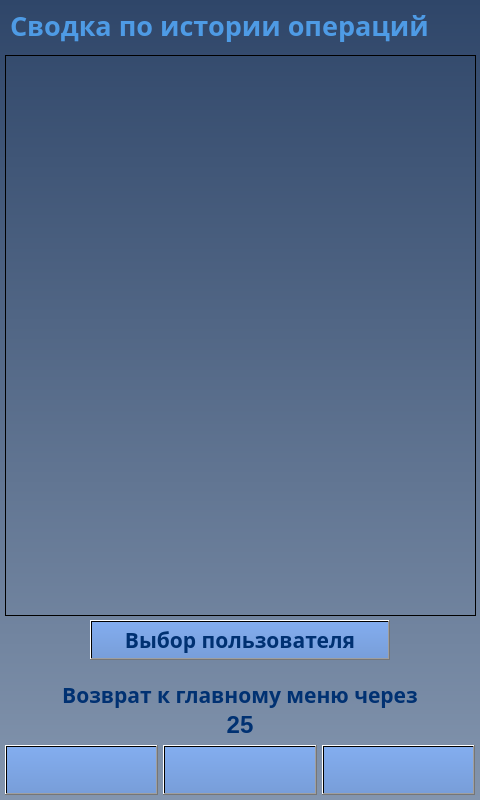
First picture: the form in client/GUI/ui/screen_21_summary.ui, repository komrade2801/AutoSklad, before the edit.
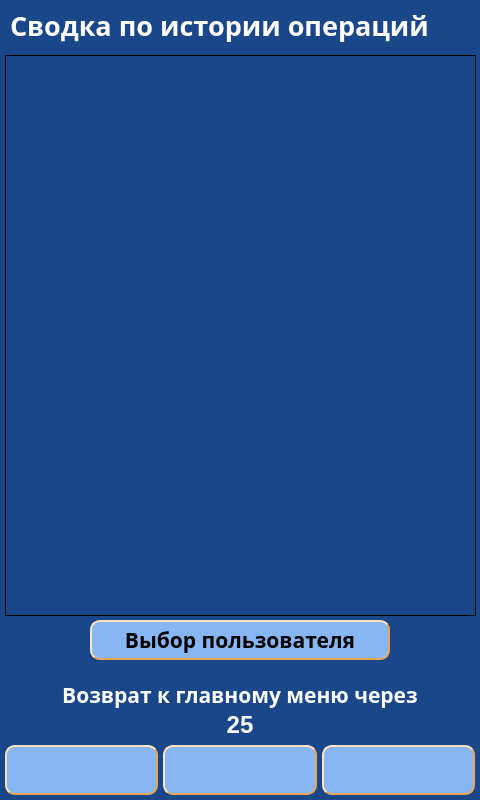
Second picture: the form after the edit. Icons and pictures are not drawn.

```diff
--- a/client/GUI/ui/screen_21_summary.ui
+++ b/client/GUI/ui/screen_21_summary.ui
@@ -14,7 +14,7 @@
    <string>screen_21_summary</string>
   </property>
   <property name="styleSheet">
-   <string notr="true">background-color: qlineargradient(spread:pad, x1:0.5, y1:0, x2:0.5, y2:1, stop:0 rgba(47, 70, 105, 255), stop:1 rgba(131, 149, 174, 255));</string>
+   <string notr="true">background-color: #1A4789;</string>
   </property>
   <widget class="QPushButton" name="btn_up">
    <property name="enabled">
@@ -43,8 +43,12 @@
     </font>
    </property>
    <property name="styleSheet">
-    <string notr="true">background-color: qlineargradient(spread:pad, x1:0.5, y1:0, x2:0.5, y2:1, stop:0 rgba(131, 173, 239, 255), stop:1 rgba(120, 158, 217, 255));
-color: rgb(0, 49, 114);</string>
+    <string notr="true">color: #000000;
+background-color: #86B7F4;
+border-width: 2px;
+border-style: outset;
+border-color: #EAA657;
+border-radius: 10px;</string>
    </property>
    <property name="text">
     <string/>
@@ -87,8 +91,12 @@
     </font>
    </property>
    <property name="styleSheet">
-    <string notr="true">background-color: qlineargradient(spread:pad, x1:0.5, y1:0, x2:0.5, y2:1, stop:0 rgba(131, 173, 239, 255), stop:1 rgba(120, 158, 217, 255));
-color: rgb(0, 49, 114);</string>
+    <string notr="true">color: #000000;
+background-color: #86B7F4;
+border-width: 2px;
+border-style: outset;
+border-color: #EAA657;
+border-radius: 10px;</string>
    </property>
    <property name="text">
     <string/>
@@ -128,8 +136,10 @@
     <enum>Qt::LeftToRight</enum>
    </property>
    <property name="styleSheet">
-    <string notr="true">color: rgb(78, 155, 229);
-background-color: qlineargradient(spread:pad, x1:0, y1:0, x2:1, y2:0, stop:0 rgba(0, 0, 0, 0), stop:1 rgba(255, 255, 255, 0));</string>
+    <string notr="true">color: #FFFFFF;
+background-color: #1A4789;
+border-width: 0px;
+border-radius: 0px;</string>
    </property>
    <property name="text">
     <string>Сводка по истории операций</string>
@@ -181,96 +191,63 @@
       <colorrole role="WindowText">
        <brush brushstyle="SolidPattern">
         <color alpha="255">
-         <red>0</red>
-         <green>49</green>
-         <blue>114</blue>
+         <red>255</red>
+         <green>255</green>
+         <blue>255</blue>
         </color>
        </brush>
       </colorrole>
       <colorrole role="Button">
-       <brush brushstyle="LinearGradientPattern">
-        <gradient startx="0.000000000000000" starty="0.000000000000000" endx="1.000000000000000" endy="0.000000000000000" type="LinearGradient" spread="PadSpread" coordinatemode="ObjectBoundingMode">
-         <gradientstop position="0.000000000000000">
-          <color alpha="0">
-           <red>0</red>
-           <green>0</green>
-           <blue>0</blue>
-          </color>
-         </gradientstop>
-         <gradientstop position="1.000000000000000">
-          <color alpha="0">
-           <red>255</red>
-           <green>255</green>
-           <blue>255</blue>
-          </color>
-         </gradientstop>
-        </gradient>
+       <brush brushstyle="SolidPattern">
+        <color alpha="255">
+         <red>26</red>
+         <green>71</green>
+         <blue>137</blue>
+        </color>
        </brush>
       </colorrole>
       <colorrole role="Text">
        <brush brushstyle="SolidPattern">
         <color alpha="255">
-         <red>0</red>
-         <green>49</green>
-         <blue>114</blue>
+         <red>255</red>
+         <green>255</green>
+         <blue>255</blue>
         </color>
        </brush>
       </colorrole>
       <colorrole role="ButtonText">
        <brush brushstyle="SolidPattern">
         <color alpha="255">
-         <red>0</red>
-         <green>49</green>
-         <blue>114</blue>
+         <red>255</red>
+         <green>255</green>
+         <blue>255</blue>
         </color>
        </brush>
       </colorrole>
       <colorrole role="Base">
-       <brush brushstyle="LinearGradientPattern">
-        <gradient startx="0.000000000000000" starty="0.000000000000000" endx="1.000000000000000" endy="0.000000000000000" type="LinearGradient" spread="PadSpread" coordinatemode="ObjectBoundingMode">
-         <gradientstop position="0.000000000000000">
-          <color alpha="0">
-           <red>0</red>
-           <green>0</green>
-           <blue>0</blue>
-          </color>
-         </gradientstop>
-         <gradientstop position="1.000000000000000">
-          <color alpha="0">
-           <red>255</red>
-           <green>255</green>
-           <blue>255</blue>
-          </color>
-         </gradientstop>
-        </gradient>
+       <brush brushstyle="SolidPattern">
+        <color alpha="255">
+         <red>26</red>
+         <green>71</green>
+         <blue>137</blue>
+        </color>
        </brush>
       </colorrole>
       <colorrole role="Window">
-       <brush brushstyle="LinearGradientPattern">
-        <gradient startx="0.000000000000000" starty="0.000000000000000" endx="1.000000000000000" endy="0.000000000000000" type="LinearGradient" spread="PadSpread" coordinatemode="ObjectBoundingMode">
-         <gradientstop position="0.000000000000000">
-          <color alpha="0">
-           <red>0</red>
-           <green>0</green>
-           <blue>0</blue>
-          </color>
-         </gradientstop>
-         <gradientstop position="1.000000000000000">
-          <color alpha="0">
-           <red>255</red>
-           <green>255</green>
-           <blue>255</blue>
-          </color>
-         </gradientstop>
-        </gradient>
+       <brush brushstyle="SolidPattern">
+        <color alpha="255">
+         <red>26</red>
+         <green>71</green>
+         <blue>137</blue>
+        </color>
        </brush>
       </colorrole>
       <colorrole role="PlaceholderText">
        <brush brushstyle="NoBrush">
         <color alpha="128">
-         <red>0</red>
-         <green>49</green>
-         <blue>114</blue>
+         <red>255</red>
+         <green>255</green>
+         <blue>255</blue>
         </color>
        </brush>
       </colorrole>
@@ -279,96 +256,63 @@
       <colorrole role="WindowText">
        <brush brushstyle="SolidPattern">
         <color alpha="255">
-         <red>0</red>
-         <green>49</green>
-         <blue>114</blue>
+         <red>255</red>
+         <green>255</green>
+         <blue>255</blue>
         </color>
        </brush>
       </colorrole>
       <colorrole role="Button">
-       <brush brushstyle="LinearGradientPattern">
-        <gradient startx="0.000000000000000" starty="0.000000000000000" endx="1.000000000000000" endy="0.000000000000000" type="LinearGradient" spread="PadSpread" coordinatemode="ObjectBoundingMode">
-         <gradientstop position="0.000000000000000">
-          <color alpha="0">
-           <red>0</red>
-           <green>0</green>
-           <blue>0</blue>
-          </color>
-         </gradientstop>
-         <gradientstop position="1.000000000000000">
-          <color alpha="0">
-           <red>255</red>
-           <green>255</green>
-           <blue>255</blue>
-          </color>
-         </gradientstop>
-        </gradient>
+       <brush brushstyle="SolidPattern">
+        <color alpha="255">
+         <red>26</red>
+         <green>71</green>
+         <blue>137</blue>
+        </color>
        </brush>
       </colorrole>
       <colorrole role="Text">
        <brush brushstyle="SolidPattern">
         <color alpha="255">
-         <red>0</red>
-         <green>49</green>
-         <blue>114</blue>
+         <red>255</red>
+         <green>255</green>
+         <blue>255</blue>
         </color>
        </brush>
       </colorrole>
       <colorrole role="ButtonText">
        <brush brushstyle="SolidPattern">
         <color alpha="255">
-         <red>0</red>
-         <green>49</green>
-         <blue>114</blue>
+         <red>255</red>
+         <green>255</green>
+         <blue>255</blue>
         </color>
        </brush>
       </colorrole>
       <colorrole role="Base">
-       <brush brushstyle="LinearGradientPattern">
-        <gradient startx="0.000000000000000" starty="0.000000000000000" endx="1.000000000000000" endy="0.000000000000000" type="LinearGradient" spread="PadSpread" coordinatemode="ObjectBoundingMode">
-         <gradientstop position="0.000000000000000">
-          <color alpha="0">
-           <red>0</red>
-           <green>0</green>
-           <blue>0</blue>
-          </color>
-         </gradientstop>
-         <gradientstop position="1.000000000000000">
-          <color alpha="0">
-           <red>255</red>
-           <green>255</green>
-           <blue>255</blue>
-          </color>
-         </gradientstop>
-        </gradient>
+       <brush brushstyle="SolidPattern">
+        <color alpha="255">
+         <red>26</red>
+         <green>71</green>
+         <blue>137</blue>
+        </color>
        </brush>
       </colorrole>
       <colorrole role="Window">
-       <brush brushstyle="LinearGradientPattern">
-        <gradient startx="0.000000000000000" starty="0.000000000000000" endx="1.000000000000000" endy="0.000000000000000" type="LinearGradient" spread="PadSpread" coordinatemode="ObjectBoundingMode">
-         <gradientstop position="0.000000000000000">
-          <color alpha="0">
-           <red>0</red>
-           <green>0</green>
-           <blue>0</blue>
-          </color>
-         </gradientstop>
-         <gradientstop position="1.000000000000000">
-          <color alpha="0">
-           <red>255</red>
-           <green>255</green>
-           <blue>255</blue>
-          </color>
-         </gradientstop>
-        </gradient>
+       <brush brushstyle="SolidPattern">
+        <color alpha="255">
+         <red>26</red>
+         <green>71</green>
+         <blue>137</blue>
+        </color>
        </brush>
       </colorrole>
       <colorrole role="PlaceholderText">
        <brush brushstyle="NoBrush">
         <color alpha="128">
-         <red>0</red>
-         <green>49</green>
-         <blue>114</blue>
+         <red>255</red>
+         <green>255</green>
+         <blue>255</blue>
         </color>
        </brush>
       </colorrole>
@@ -377,96 +321,63 @@
       <colorrole role="WindowText">
        <brush brushstyle="SolidPattern">
         <color alpha="255">
-         <red>0</red>
-         <green>49</green>
-         <blue>114</blue>
+         <red>255</red>
+         <green>255</green>
+         <blue>255</blue>
         </color>
        </brush>
       </colorrole>
       <colorrole role="Button">
-       <brush brushstyle="LinearGradientPattern">
-        <gradient startx="0.000000000000000" starty="0.000000000000000" endx="1.000000000000000" endy="0.000000000000000" type="LinearGradient" spread="PadSpread" coordinatemode="ObjectBoundingMode">
-         <gradientstop position="0.000000000000000">
-          <color alpha="0">
-           <red>0</red>
-           <green>0</green>
-           <blue>0</blue>
-          </color>
-         </gradientstop>
-         <gradientstop position="1.000000000000000">
-          <color alpha="0">
-           <red>255</red>
-           <green>255</green>
-           <blue>255</blue>
-          </color>
-         </gradientstop>
-        </gradient>
+       <brush brushstyle="SolidPattern">
+        <color alpha="255">
+         <red>26</red>
+         <green>71</green>
+         <blue>137</blue>
+        </color>
        </brush>
       </colorrole>
       <colorrole role="Text">
        <brush brushstyle="SolidPattern">
         <color alpha="255">
-         <red>0</red>
-         <green>49</green>
-         <blue>114</blue>
+         <red>255</red>
+         <green>255</green>
+         <blue>255</blue>
         </color>
        </brush>
       </colorrole>
       <colorrole role="ButtonText">
        <brush brushstyle="SolidPattern">
         <color alpha="255">
-         <red>0</red>
-         <green>49</green>
-         <blue>114</blue>
+         <red>255</red>
+         <green>255</green>
+         <blue>255</blue>
         </color>
        </brush>
       </colorrole>
       <colorrole role="Base">
-       <brush brushstyle="LinearGradientPattern">
-        <gradient startx="0.000000000000000" starty="0.000000000000000" endx="1.000000000000000" endy="0.000000000000000" type="LinearGradient" spread="PadSpread" coordinatemode="ObjectBoundingMode">
-         <gradientstop position="0.000000000000000">
-          <color alpha="0">
-           <red>0</red>
-           <green>0</green>
-           <blue>0</blue>
-          </color>
-         </gradientstop>
-         <gradientstop position="1.000000000000000">
-          <color alpha="0">
-           <red>255</red>
-           <green>255</green>
-           <blue>255</blue>
-          </color>
-         </gradientstop>
-        </gradient>
+       <brush brushstyle="SolidPattern">
+        <color alpha="255">
+         <red>26</red>
+         <green>71</green>
+         <blue>137</blue>
+        </color>
        </brush>
       </colorrole>
       <colorrole role="Window">
-       <brush brushstyle="LinearGradientPattern">
-        <gradient startx="0.000000000000000" starty="0.000000000000000" endx="1.000000000000000" endy="0.000000000000000" type="LinearGradient" spread="PadSpread" coordinatemode="ObjectBoundingMode">
-         <gradientstop position="0.000000000000000">
-          <color alpha="0">
-           <red>0</red>
-           <green>0</green>
-           <blue>0</blue>
-          </color>
-         </gradientstop>
-         <gradientstop position="1.000000000000000">
-          <color alpha="0">
-           <red>255</red>
-           <green>255</green>
-           <blue>255</blue>
-          </color>
-         </gradientstop>
-        </gradient>
+       <brush brushstyle="SolidPattern">
+        <color alpha="255">
+         <red>26</red>
+         <green>71</green>
+         <blue>137</blue>
+        </color>
        </brush>
       </colorrole>
       <colorrole role="PlaceholderText">
        <brush brushstyle="NoBrush">
         <color alpha="128">
-         <red>0</red>
-         <green>49</green>
-         <blue>114</blue>
+         <red>255</red>
+         <green>255</green>
+         <blue>255</blue>
         </color>
        </brush>
       </colorrole>
@@ -481,8 +392,10 @@
     </font>
    </property>
    <property name="styleSheet">
-    <string notr="true">color: rgb(0, 49, 114);
-background-color: qlineargradient(spread:pad, x1:0, y1:0, x2:1, y2:0, stop:0 rgba(0, 0, 0, 0), stop:1 rgba(255, 255, 255, 0));</string>
+    <string notr="true">color: #FFFFFF;
+background-color: #1A4789;
+border-width: 0px;
+border-radius: 0px;</string>
    </property>
    <property name="text">
     <string>25</string>
@@ -506,96 +419,63 @@
       <colorrole role="WindowText">
        <brush brushstyle="SolidPattern">
         <color alpha="255">
-         <red>0</red>
-         <green>49</green>
-         <blue>114</blue>
+         <red>255</red>
+         <green>255</green>
+         <blue>255</blue>
         </color>
        </brush>
       </colorrole>
       <colorrole role="Button">
-       <brush brushstyle="LinearGradientPattern">
-        <gradient startx="0.000000000000000" starty="0.000000000000000" endx="1.000000000000000" endy="0.000000000000000" type="LinearGradient" spread="PadSpread" coordinatemode="ObjectBoundingMode">
-         <gradientstop position="0.000000000000000">
-          <color alpha="0">
-           <red>0</red>
-           <green>0</green>
-           <blue>0</blue>
-          </color>
-         </gradientstop>
-         <gradientstop position="1.000000000000000">
-          <color alpha="0">
-           <red>255</red>
-           <green>255</green>
-           <blue>255</blue>
-          </color>
-         </gradientstop>
-        </gradient>
+       <brush brushstyle="SolidPattern">
+        <color alpha="255">
+         <red>26</red>
+         <green>71</green>
+         <blue>137</blue>
+        </color>
        </brush>
       </colorrole>
       <colorrole role="Text">
        <brush brushstyle="SolidPattern">
         <color alpha="255">
-         <red>0</red>
-         <green>49</green>
-         <blue>114</blue>
+         <red>255</red>
+         <green>255</green>
+         <blue>255</blue>
         </color>
        </brush>
       </colorrole>
       <colorrole role="ButtonText">
        <brush brushstyle="SolidPattern">
         <color alpha="255">
-         <red>0</red>
-         <green>49</green>
-         <blue>114</blue>
+         <red>255</red>
+         <green>255</green>
+         <blue>255</blue>
         </color>
        </brush>
       </colorrole>
       <colorrole role="Base">
-       <brush brushstyle="LinearGradientPattern">
-        <gradient startx="0.000000000000000" starty="0.000000000000000" endx="1.000000000000000" endy="0.000000000000000" type="LinearGradient" spread="PadSpread" coordinatemode="ObjectBoundingMode">
-         <gradientstop position="0.000000000000000">
-          <color alpha="0">
-           <red>0</red>
-           <green>0</green>
-           <blue>0</blue>
-          </color>
-         </gradientstop>
-         <gradientstop position="1.000000000000000">
-          <color alpha="0">
-           <red>255</red>
-           <green>255</green>
-           <blue>255</blue>
-          </color>
-         </gradientstop>
-        </gradient>
+       <brush brushstyle="SolidPattern">
+        <color alpha="255">
+         <red>26</red>
+         <green>71</green>
+         <blue>137</blue>
+        </color>
        </brush>
       </colorrole>
       <colorrole role="Window">
-       <brush brushstyle="LinearGradientPattern">
-        <gradient startx="0.000000000000000" starty="0.000000000000000" endx="1.000000000000000" endy="0.000000000000000" type="LinearGradient" spread="PadSpread" coordinatemode="ObjectBoundingMode">
-         <gradientstop position="0.000000000000000">
-          <color alpha="0">
-           <red>0</red>
-           <green>0</green>
-           <blue>0</blue>
-          </color>
-         </gradientstop>
-         <gradientstop position="1.000000000000000">
-          <color alpha="0">
-           <red>255</red>
-           <green>255</green>
-           <blue>255</blue>
-          </color>
-         </gradientstop>
-        </gradient>
+       <brush brushstyle="SolidPattern">
+        <color alpha="255">
+         <red>26</red>
+         <green>71</green>
+         <blue>137</blue>
+        </color>
        </brush>
       </colorrole>
       <colorrole role="PlaceholderText">
        <brush brushstyle="NoBrush">
         <color alpha="128">
-         <red>0</red>
-         <green>49</green>
-         <blue>114</blue>
+         <red>255</red>
+         <green>255</green>
+         <blue>255</blue>
         </color>
        </brush>
       </colorrole>
@@ -604,96 +484,63 @@
       <colorrole role="WindowText">
        <brush brushstyle="SolidPattern">
         <color alpha="255">
-         <red>0</red>
-         <green>49</green>
-         <blue>114</blue>
+         <red>255</red>
+         <green>255</green>
+         <blue>255</blue>
         </color>
        </brush>
       </colorrole>
       <colorrole role="Button">
-       <brush brushstyle="LinearGradientPattern">
-        <gradient startx="0.000000000000000" starty="0.000000000000000" endx="1.000000000000000" endy="0.000000000000000" type="LinearGradient" spread="PadSpread" coordinatemode="ObjectBoundingMode">
-         <gradientstop position="0.000000000000000">
-          <color alpha="0">
-           <red>0</red>
-           <green>0</green>
-           <blue>0</blue>
-          </color>
-         </gradientstop>
-         <gradientstop position="1.000000000000000">
-          <color alpha="0">
-           <red>255</red>
-           <green>255</green>
-           <blue>255</blue>
-          </color>
-         </gradientstop>
-        </gradient>
+       <brush brushstyle="SolidPattern">
+        <color alpha="255">
+         <red>26</red>
+         <green>71</green>
+         <blue>137</blue>
+        </color>
        </brush>
       </colorrole>
       <colorrole role="Text">
        <brush brushstyle="SolidPattern">
         <color alpha="255">
-         <red>0</red>
-         <green>49</green>
-         <blue>114</blue>
+         <red>255</red>
+         <green>255</green>
+         <blue>255</blue>
         </color>
        </brush>
       </colorrole>
       <colorrole role="ButtonText">
        <brush brushstyle="SolidPattern">
         <color alpha="255">
-         <red>0</red>
-         <green>49</green>
-         <blue>114</blue>
+         <red>255</red>
+         <green>255</green>
+         <blue>255</blue>
         </color>
        </brush>
       </colorrole>
       <colorrole role="Base">
-       <brush brushstyle="LinearGradientPattern">
-        <gradient startx="0.000000000000000" starty="0.000000000000000" endx="1.000000000000000" endy="0.000000000000000" type="LinearGradient" spread="PadSpread" coordinatemode="ObjectBoundingMode">
-         <gradientstop position="0.000000000000000">
-          <color alpha="0">
-           <red>0</red>
-           <green>0</green>
-           <blue>0</blue>
-          </color>
-         </gradientstop>
-         <gradientstop position="1.000000000000000">
-          <color alpha="0">
-           <red>255</red>
-           <green>255</green>
-           <blue>255</blue>
-          </color>
-         </gradientstop>
-        </gradient>
+       <brush brushstyle="SolidPattern">
+        <color alpha="255">
+         <red>26</red>
+         <green>71</green>
+         <blue>137</blue>
+        </color>
        </brush>
       </colorrole>
       <colorrole role="Window">
-       <brush brushstyle="LinearGradientPattern">
-        <gradient startx="0.000000000000000" starty="0.000000000000000" endx="1.000000000000000" endy="0.000000000000000" type="LinearGradient" spread="PadSpread" coordinatemode="ObjectBoundingMode">
-         <gradientstop position="0.000000000000000">
-          <color alpha="0">
-           <red>0</red>
-           <green>0</green>
-           <blue>0</blue>
-          </color>
-         </gradientstop>
-         <gradientstop position="1.000000000000000">
-          <color alpha="0">
-           <red>255</red>
-           <green>255</green>
-           <blue>255</blue>
-          </color>
-         </gradientstop>
-        </gradient>
+       <brush brushstyle="SolidPattern">
+        <color alpha="255">
+         <red>26</red>
+         <green>71</green>
+         <blue>137</blue>
+        </color>
        </brush>
       </colorrole>
       <colorrole role="PlaceholderText">
        <brush brushstyle="NoBrush">
         <color alpha="128">
-         <red>0</red>
-         <green>49</green>
-         <blue>114</blue>
+         <red>255</red>
+         <green>255</green>
+         <blue>255</blue>
         </color>
        </brush>
       </colorrole>
@@ -702,96 +549,63 @@
       <colorrole role="WindowText">
        <brush brushstyle="SolidPattern">
         <color alpha="255">
-         <red>0</red>
-         <green>49</green>
-         <blue>114</blue>
+         <red>255</red>
+         <green>255</green>
+         <blue>255</blue>
         </color>
        </brush>
       </colorrole>
       <colorrole role="Button">
-       <brush brushstyle="LinearGradientPattern">
-        <gradient startx="0.000000000000000" starty="0.000000000000000" endx="1.000000000000000" endy="0.000000000000000" type="LinearGradient" spread="PadSpread" coordinatemode="ObjectBoundingMode">
-         <gradientstop position="0.000000000000000">
-          <color alpha="0">
-           <red>0</red>
-           <green>0</green>
-           <blue>0</blue>
-          </color>
-         </gradientstop>
-         <gradientstop position="1.000000000000000">
-          <color alpha="0">
-           <red>255</red>
-           <green>255</green>
-           <blue>255</blue>
-          </color>
-         </gradientstop>
-        </gradient>
+       <brush brushstyle="SolidPattern">
+        <color alpha="255">
+         <red>26</red>
+         <green>71</green>
+         <blue>137</blue>
+        </color>
        </brush>
       </colorrole>
       <colorrole role="Text">
        <brush brushstyle="SolidPattern">
         <color alpha="255">
-         <red>0</red>
-         <green>49</green>
-         <blue>114</blue>
+         <red>255</red>
+         <green>255</green>
+         <blue>255</blue>
         </color>
        </brush>
       </colorrole>
       <colorrole role="ButtonText">
        <brush brushstyle="SolidPattern">
         <color alpha="255">
-         <red>0</red>
-         <green>49</green>
-         <blue>114</blue>
+         <red>255</red>
+         <green>255</green>
+         <blue>255</blue>
         </color>
        </brush>
       </colorrole>
       <colorrole role="Base">
-       <brush brushstyle="LinearGradientPattern">
-        <gradient startx="0.000000000000000" starty="0.000000000000000" endx="1.000000000000000" endy="0.000000000000000" type="LinearGradient" spread="PadSpread" coordinatemode="ObjectBoundingMode">
-         <gradientstop position="0.000000000000000">
-          <color alpha="0">
-           <red>0</red>
-           <green>0</green>
-           <blue>0</blue>
-          </color>
-         </gradientstop>
-         <gradientstop position="1.000000000000000">
-          <color alpha="0">
-           <red>255</red>
-           <green>255</green>
-           <blue>255</blue>
-          </color>
-         </gradientstop>
-        </gradient>
+       <brush brushstyle="SolidPattern">
+        <color alpha="255">
+         <red>26</red>
+         <green>71</green>
+         <blue>137</blue>
+        </color>
        </brush>
       </colorrole>
       <colorrole role="Window">
-       <brush brushstyle="LinearGradientPattern">
-        <gradient startx="0.000000000000000" starty="0.000000000000000" endx="1.000000000000000" endy="0.000000000000000" type="LinearGradient" spread="PadSpread" coordinatemode="ObjectBoundingMode">
-         <gradientstop position="0.000000000000000">
-          <color alpha="0">
-           <red>0</red>
-           <green>0</green>
-           <blue>0</blue>
-          </color>
-         </gradientstop>
-         <gradientstop position="1.000000000000000">
-          <color alpha="0">
-           <red>255</red>
-           <green>255</green>
-           <blue>255</blue>
-          </color>
-         </gradientstop>
-        </gradient>
+       <brush brushstyle="SolidPattern">
+        <color alpha="255">
+         <red>26</red>
+         <green>71</green>
+         <blue>137</blue>
+        </color>
        </brush>
       </colorrole>
       <colorrole role="PlaceholderText">
        <brush brushstyle="NoBrush">
         <color alpha="128">
-         <red>0</red>
-         <green>49</green>
-         <blue>114</blue>
+         <red>255</red>
+         <green>255</green>
+         <blue>255</blue>
         </color>
        </brush>
       </colorrole>
@@ -807,8 +621,10 @@
     </font>
    </property>
    <property name="styleSheet">
-    <string notr="true">color: rgb(0, 49, 114);
-background-color: qlineargradient(spread:pad, x1:0, y1:0, x2:1, y2:0, stop:0 rgba(0, 0, 0, 0), stop:1 rgba(255, 255, 255, 0));</string>
+    <string notr="true">color: #FFFFFF;
+background-color: #1A4789;
+border-width: 0px;
+border-radius: 0px;</string>
    </property>
    <property name="text">
     <string>Возврат к главному меню через</string>
@@ -844,8 +660,12 @@
     </font>
    </property>
    <property name="styleSheet">
-    <string notr="true">background-color: qlineargradient(spread:pad, x1:0.5, y1:0, x2:0.5, y2:1, stop:0 rgba(131, 173, 239, 255), stop:1 rgba(120, 158, 217, 255));
-color: rgb(0, 49, 114);</string>
+    <string notr="true">color: #000000;
+background-color: #86B7F4;
+border-width: 2px;
+border-style: outset;
+border-color: #EAA657;
+border-radius: 10px;</string>
    </property>
    <property name="text">
     <string/>
@@ -877,37 +697,26 @@
        <brush brushstyle="SolidPattern">
         <color alpha="255">
          <red>0</red>
-         <green>49</green>
-         <blue>114</blue>
+         <green>0</green>
+         <blue>0</blue>
         </color>
        </brush>
       </colorrole>
       <colorrole role="Button">
-       <brush brushstyle="LinearGradientPattern">
-        <gradient startx="0.500000000000000" starty="0.000000000000000" endx="0.500000000000000" endy="1.000000000000000" type="LinearGradient" spread="PadSpread" coordinatemode="ObjectBoundingMode">
-         <gradientstop position="0.000000000000000">
-          <color alpha="255">
-           <red>131</red>
-           <green>173</green>
-           <blue>239</blue>
-          </color>
-         </gradientstop>
-         <gradientstop position="1.000000000000000">
-          <color alpha="255">
-           <red>120</red>
-           <green>158</green>
-           <blue>217</blue>
-          </color>
-         </gradientstop>
-        </gradient>
+       <brush brushstyle="SolidPattern">
+        <color alpha="255">
+         <red>134</red>
+         <green>183</green>
+         <blue>244</blue>
+        </color>
        </brush>
       </colorrole>
       <colorrole role="Text">
        <brush brushstyle="SolidPattern">
         <color alpha="255">
          <red>0</red>
-         <green>49</green>
-         <blue>114</blue>
+         <green>0</green>
+         <blue>0</blue>
         </color>
        </brush>
       </colorrole>
@@ -915,57 +724,35 @@
        <brush brushstyle="SolidPattern">
         <color alpha="255">
          <red>0</red>
-         <green>49</green>
-         <blue>114</blue>
+         <green>0</green>
+         <blue>0</blue>
         </color>
        </brush>
       </colorrole>
       <colorrole role="Base">
-       <brush brushstyle="LinearGradientPattern">
-        <gradient startx="0.500000000000000" starty="0.000000000000000" endx="0.500000000000000" endy="1.000000000000000" type="LinearGradient" spread="PadSpread" coordinatemode="ObjectBoundingMode">
-         <gradientstop position="0.000000000000000">
-          <color alpha="255">
-           <red>131</red>
-           <green>173</green>
-           <blue>239</blue>
-          </color>
-         </gradientstop>
-         <gradientstop position="1.000000000000000">
-          <color alpha="255">
-           <red>120</red>
-           <green>158</green>
-           <blue>217</blue>
-          </color>
-         </gradientstop>
-        </gradient>
+       <brush brushstyle="SolidPattern">
+        <color alpha="255">
+         <red>134</red>
+         <green>183</green>
+         <blue>244</blue>
+        </color>
        </brush>
       </colorrole>
       <colorrole role="Window">
-       <brush brushstyle="LinearGradientPattern">
-        <gradient startx="0.500000000000000" starty="0.000000000000000" endx="0.500000000000000" endy="1.000000000000000" type="LinearGradient" spread="PadSpread" coordinatemode="ObjectBoundingMode">
-         <gradientstop position="0.000000000000000">
-          <color alpha="255">
-           <red>131</red>
-           <green>173</green>
-           <blue>239</blue>
-          </color>
-         </gradientstop>
-         <gradientstop position="1.000000000000000">
-          <color alpha="255">
-           <red>120</red>
-           <green>158</green>
-           <blue>217</blue>
-          </color>
-         </gradientstop>
-        </gradient>
+       <brush brushstyle="SolidPattern">
+        <color alpha="255">
+         <red>134</red>
+         <green>183</green>
+         <blue>244</blue>
+        </color>
        </brush>
       </colorrole>
       <colorrole role="PlaceholderText">
        <brush brushstyle="NoBrush">
         <color alpha="128">
          <red>0</red>
-         <green>49</green>
-         <blue>114</blue>
+         <green>0</green>
+         <blue>0</blue>
         </color>
        </brush>
       </colorrole>
@@ -975,37 +762,26 @@
        <brush brushstyle="SolidPattern">
         <color alpha="255">
          <red>0</red>
-         <green>49</green>
-         <blue>114</blue>
+         <green>0</green>
+         <blue>0</blue>
         </color>
        </brush>
       </colorrole>
       <colorrole role="Button">
-       <brush brushstyle="LinearGradientPattern">
-        <gradient startx="0.500000000000000" starty="0.000000000000000" endx="0.500000000000000" endy="1.000000000000000" type="LinearGradient" spread="PadSpread" coordinatemode="ObjectBoundingMode">
-         <gradientstop position="0.000000000000000">
-          <color alpha="255">
-           <red>131</red>
-           <green>173</green>
-           <blue>239</blue>
-          </color>
-         </gradientstop>
-         <gradientstop position="1.000000000000000">
-          <color alpha="255">
-           <red>120</red>
-           <green>158</green>
-           <blue>217</blue>
-          </color>
-         </gradientstop>
-        </gradient>
+       <brush brushstyle="SolidPattern">
+        <color alpha="255">
+         <red>134</red>
+         <green>183</green>
+         <blue>244</blue>
+        </color>
        </brush>
       </colorrole>
       <colorrole role="Text">
        <brush brushstyle="SolidPattern">
         <color alpha="255">
          <red>0</red>
-         <green>49</green>
-         <blue>114</blue>
+         <green>0</green>
+         <blue>0</blue>
         </color>
        </brush>
       </colorrole>
@@ -1013,57 +789,35 @@
        <brush brushstyle="SolidPattern">
         <color alpha="255">
          <red>0</red>
-         <green>49</green>
-         <blue>114</blue>
+         <green>0</green>
+         <blue>0</blue>
         </color>
        </brush>
       </colorrole>
       <colorrole role="Base">
-       <brush brushstyle="LinearGradientPattern">
-        <gradient startx="0.500000000000000" starty="0.000000000000000" endx="0.500000000000000" endy="1.000000000000000" type="LinearGradient" spread="PadSpread" coordinatemode="ObjectBoundingMode">
-         <gradientstop position="0.000000000000000">
-          <color alpha="255">
-           <red>131</red>
-           <green>173</green>
-           <blue>239</blue>
-          </color>
-         </gradientstop>
-         <gradientstop position="1.000000000000000">
-          <color alpha="255">
-           <red>120</red>
-           <green>158</green>
-           <blue>217</blue>
-          </color>
-         </gradientstop>
-        </gradient>
+       <brush brushstyle="SolidPattern">
+        <color alpha="255">
+         <red>134</red>
+         <green>183</green>
+         <blue>244</blue>
+        </color>
        </brush>
       </colorrole>
       <colorrole role="Window">
-       <brush brushstyle="LinearGradientPattern">
-        <gradient startx="0.500000000000000" starty="0.000000000000000" endx="0.500000000000000" endy="1.000000000000000" type="LinearGradient" spread="PadSpread" coordinatemode="ObjectBoundingMode">
-         <gradientstop position="0.000000000000000">
-          <color alpha="255">
-           <red>131</red>
-           <green>173</green>
-           <blue>239</blue>
-          </color>
-         </gradientstop>
-         <gradientstop position="1.000000000000000">
-          <color alpha="255">
-           <red>120</red>
-           <green>158</green>
-           <blue>217</blue>
-          </color>
-         </gradientstop>
-        </gradient>
+       <brush brushstyle="SolidPattern">
+        <color alpha="255">
+         <red>134</red>
+         <green>183</green>
+         <blue>244</blue>
+        </color>
        </brush>
       </colorrole>
       <colorrole role="PlaceholderText">
        <brush brushstyle="NoBrush">
         <color alpha="128">
          <red>0</red>
-         <green>49</green>
-         <blue>114</blue>
+         <green>0</green>
+         <blue>0</blue>
         </color>
        </brush>
       </colorrole>
@@ -1073,37 +827,26 @@
        <brush brushstyle="SolidPattern">
         <color alpha="255">
          <red>0</red>
-         <green>49</green>
-         <blue>114</blue>
+         <green>0</green>
+         <blue>0</blue>
         </color>
        </brush>
       </colorrole>
       <colorrole role="Button">
-       <brush brushstyle="LinearGradientPattern">
-        <gradient startx="0.500000000000000" starty="0.000000000000000" endx="0.500000000000000" endy="1.000000000000000" type="LinearGradient" spread="PadSpread" coordinatemode="ObjectBoundingMode">
-         <gradientstop position="0.000000000000000">
-          <color alpha="255">
-           <red>131</red>
-           <green>173</green>
-           <blue>239</blue>
-          </color>
-         </gradientstop>
-         <gradientstop position="1.000000000000000">
-          <color alpha="255">
-           <red>120</red>
-           <green>158</green>
-           <blue>217</blue>
-          </color>
-         </gradientstop>
-        </gradient>
+       <brush brushstyle="SolidPattern">
+        <color alpha="255">
+         <red>134</red>
+         <green>183</green>
+         <blue>244</blue>
+        </color>
        </brush>
       </colorrole>
       <colorrole role="Text">
        <brush brushstyle="SolidPattern">
         <color alpha="255">
          <red>0</red>
-         <green>49</green>
-         <blue>114</blue>
+         <green>0</green>
+         <blue>0</blue>
         </color>
        </brush>
       </colorrole>
@@ -1111,57 +854,35 @@
        <brush brushstyle="SolidPattern">
         <color alpha="255">
          <red>0</red>
-         <green>49</green>
-         <blue>114</blue>
+         <green>0</green>
+         <blue>0</blue>
         </color>
        </brush>
       </colorrole>
       <colorrole role="Base">
-       <brush brushstyle="LinearGradientPattern">
-        <gradient startx="0.500000000000000" starty="0.000000000000000" endx="0.500000000000000" endy="1.000000000000000" type="LinearGradient" spread="PadSpread" coordinatemode="ObjectBoundingMode">
-         <gradientstop position="0.000000000000000">
-          <color alpha="255">
-           <red>131</red>
-           <green>173</green>
-           <blue>239</blue>
-          </color>
-         </gradientstop>
-         <gradientstop position="1.000000000000000">
-          <color alpha="255">
-           <red>120</red>
-           <green>158</green>
-           <blue>217</blue>
-          </color>
-         </gradientstop>
-        </gradient>
+       <brush brushstyle="SolidPattern">
+        <color alpha="255">
+         <red>134</red>
+         <green>183</green>
+         <blue>244</blue>
+        </color>
        </brush>
       </colorrole>
       <colorrole role="Window">
-       <brush brushstyle="LinearGradientPattern">
-        <gradient startx="0.500000000000000" starty="0.000000000000000" endx="0.500000000000000" endy="1.000000000000000" type="LinearGradient" spread="PadSpread" coordinatemode="ObjectBoundingMode">
-         <gradientstop position="0.000000000000000">
-          <color alpha="255">
-           <red>131</red>
-           <green>173</green>
-           <blue>239</blue>
-          </color>
-         </gradientstop>
-         <gradientstop position="1.000000000000000">
-          <color alpha="255">
-           <red>120</red>
-           <green>158</green>
-           <blue>217</blue>
-          </color>
-         </gradientstop>
-        </gradient>
+       <brush brushstyle="SolidPattern">
+        <color alpha="255">
+         <red>134</red>
+         <green>183</green>
+         <blue>244</blue>
+        </color>
        </brush>
       </colorrole>
       <colorrole role="PlaceholderText">
        <brush brushstyle="NoBrush">
         <color alpha="128">
          <red>0</red>
-         <green>49</green>
-         <blue>114</blue>
+         <green>0</green>
+         <blue>0</blue>
         </color>
        </brush>
       </colorrole>
@@ -1183,8 +904,12 @@
     <enum>Qt::LeftToRight</enum>
    </property>
    <property name="styleSheet">
-    <string notr="true">background-color: qlineargradient(spread:pad, x1:0.5, y1:0, x2:0.5, y2:1, stop:0 rgba(131, 173, 239, 255), stop:1 rgba(120, 158, 217, 255));
-color: rgb(0, 49, 114);</string>
+    <string notr="true">color: #000000;
+background-color: #86B7F4;
+border-width: 2px;
+border-style: outset;
+border-color: #EAA657;
+border-radius: 10px;</string>
    </property>
    <property name="text">
     <string>Выбор пользователя</string>
```
